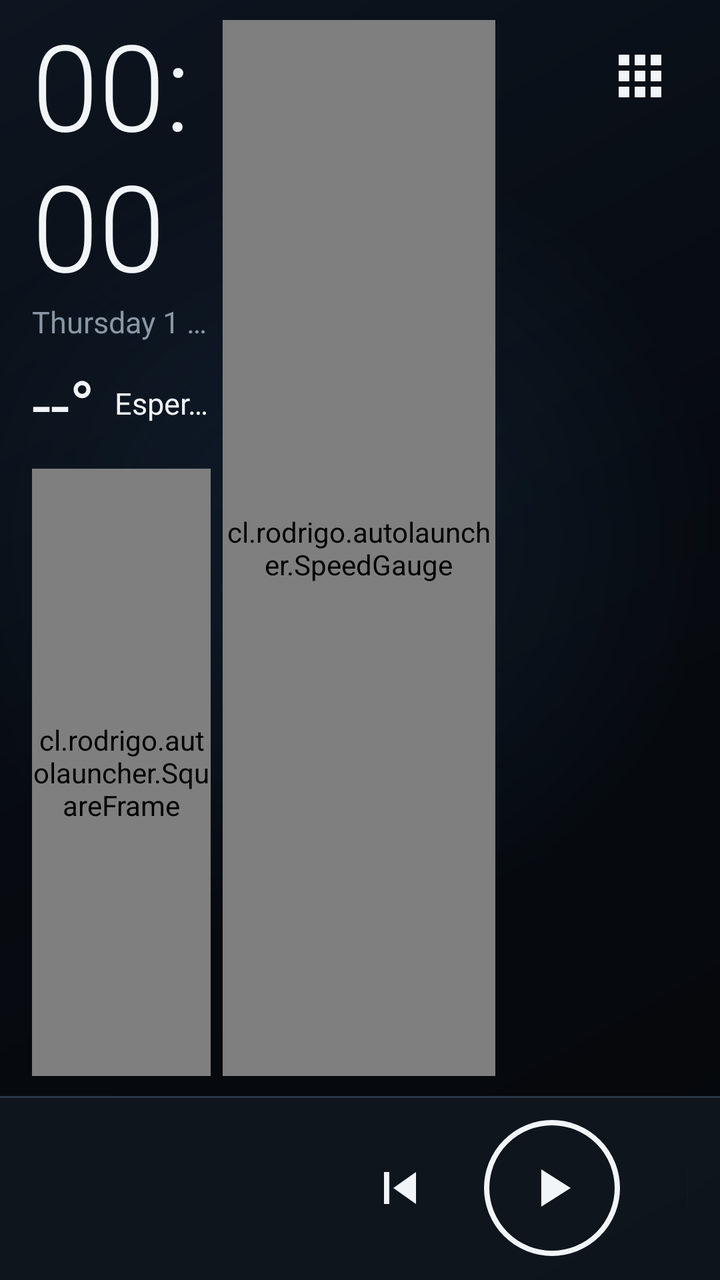
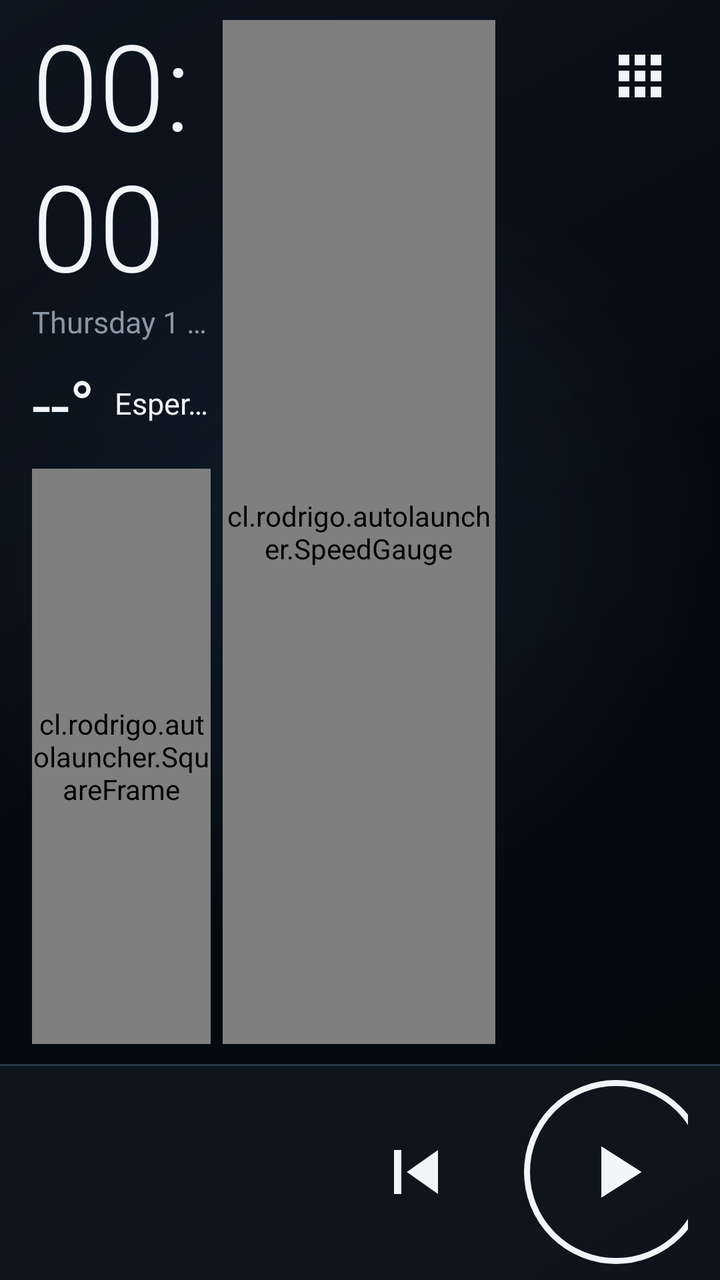

An Android layout rendered at two revisions. The XML below is the earlier revision; the diff shows what the commit changed to produce the second picture.
<!-- AndroidManifest.xml: application theme AppTheme -->
<!-- res/layout/activity_main.xml -->
<?xml version="1.0" encoding="utf-8"?>
<LinearLayout xmlns:android="http://schemas.android.com/apk/res/android"
    android:layout_width="match_parent"
    android:layout_height="match_parent"
    android:background="@drawable/bg_main"
    android:orientation="vertical">

    <LinearLayout
        android:layout_width="match_parent"
        android:layout_height="0dp"
        android:layout_weight="1"
        android:orientation="horizontal"
        android:paddingStart="16dp"
        android:paddingTop="10dp"
        android:paddingEnd="12dp"
        android:paddingBottom="10dp">

        
        <LinearLayout
            android:layout_width="0dp"
            android:layout_height="match_parent"
            android:layout_weight="0.95"
            android:orientation="vertical">

            <TextClock
                android:id="@+id/clock"
                android:layout_width="wrap_content"
                android:layout_height="wrap_content"
                android:fontFamily="sans-serif-light"
                android:format12Hour="HH:mm"
                android:format24Hour="HH:mm"
                android:includeFontPadding="false"
                android:textColor="@color/text"
                android:textSize="60sp" />

            <TextClock
                android:id="@+id/date"
                style="@style/Dim"
                android:layout_width="wrap_content"
                android:layout_height="wrap_content"
                android:format12Hour="EEEE d 'de' MMMM"
                android:format24Hour="EEEE d 'de' MMMM"
                android:textSize="15sp" />

            <LinearLayout
                android:id="@+id/weatherBox"
                android:layout_width="match_parent"
                android:layout_height="wrap_content"
                android:layout_marginTop="8dp"
                android:background="@drawable/bg_plain"
                android:gravity="center_vertical"
                android:orientation="horizontal">

                <ImageView
                    android:id="@+id/weatherIcon"
                    android:layout_width="44dp"
                    android:layout_height="44dp"
                    android:layout_marginEnd="8dp"
                    android:src="@drawable/wx_cloud"
                    android:visibility="gone" />

                <TextView
                    android:id="@+id/weatherTemp"
                    android:layout_width="wrap_content"
                    android:layout_height="wrap_content"
                    android:text="--°"
                    android:textColor="@color/text"
                    android:textSize="34sp" />

                <LinearLayout
                    android:layout_width="0dp"
                    android:layout_height="wrap_content"
                    android:layout_marginStart="10dp"
                    android:layout_weight="1"
                    android:orientation="vertical">

                    <TextView
                        android:id="@+id/weatherDesc"
                        android:layout_width="wrap_content"
                        android:layout_height="wrap_content"
                        android:ellipsize="end"
                        android:maxLines="1"
                        android:text="Esperando ubicación"
                        android:textColor="@color/text"
                        android:textSize="15sp" />

                    <TextView
                        android:id="@+id/weatherRange"
                        android:layout_width="wrap_content"
                        android:layout_height="wrap_content"
                        android:maxLines="1"
                        android:textColor="@color/text_dim"
                        android:textSize="14sp"
                        android:visibility="gone" />

                    <TextView
                        android:id="@+id/weatherPlace"
                        style="@style/Dim"
                        android:layout_width="wrap_content"
                        android:layout_height="wrap_content"
                        android:textSize="13sp"
                        android:visibility="gone" />
                </LinearLayout>
            </LinearLayout>

            <cl.rodrigo.autolauncher.SquareFrame
                android:id="@+id/musicInfo"
                android:layout_width="match_parent"
                android:layout_height="0dp"
                android:layout_marginTop="10dp"
                android:layout_weight="1"
                android:background="@drawable/bg_art"
                android:foreground="@drawable/bg_plain">

                <ImageView
                    android:id="@+id/musicArt"
                    android:layout_width="match_parent"
                    android:layout_height="match_parent"
                    android:padding="40dp"
                    android:scaleType="centerCrop"
                    android:src="@drawable/ic_music"
                    android:tint="@color/text_dim" />
            </cl.rodrigo.autolauncher.SquareFrame>
        </LinearLayout>

        
        <cl.rodrigo.autolauncher.SpeedGauge
            android:id="@+id/gauge"
            android:layout_width="0dp"
            android:layout_height="match_parent"
            android:layout_marginStart="6dp"
            android:layout_marginEnd="6dp"
            android:layout_weight="1.45" />

        
        <LinearLayout
            android:layout_width="0dp"
            android:layout_height="match_parent"
            android:layout_weight="1"
            android:orientation="vertical">

            <LinearLayout
                android:layout_width="match_parent"
                android:layout_height="wrap_content"
                android:gravity="end"
                android:orientation="horizontal">

                <ImageButton
                    android:id="@+id/btnApps"
                    android:layout_width="56dp"
                    android:layout_height="56dp"
                    android:background="@drawable/bg_round"
                    android:contentDescription="Apps"
                    android:padding="12dp"
                    android:scaleType="fitCenter"
                    android:src="@drawable/ic_apps"
                    android:tint="@color/text" />
            </LinearLayout>

            <LinearLayout
                android:id="@+id/dock"
                android:layout_width="match_parent"
                android:layout_height="0dp"
                android:layout_weight="1"
                android:orientation="vertical" />
        </LinearLayout>
    </LinearLayout>

    
    <LinearLayout
        android:layout_width="match_parent"
        android:layout_height="92dp"
        android:background="@drawable/bg_bottom"
        android:gravity="center_vertical"
        android:orientation="horizontal"
        android:paddingStart="16dp"
        android:paddingEnd="16dp">

        <LinearLayout
            android:id="@+id/musicText"
            android:layout_width="0dp"
            android:layout_height="match_parent"
            android:layout_weight="1"
            android:gravity="center_vertical"
            android:orientation="vertical">

            <TextView
                android:id="@+id/musicSource"
                android:layout_width="wrap_content"
                android:layout_height="wrap_content"
                android:drawableStart="@drawable/ic_music"
                android:drawablePadding="4dp"
                android:drawableTint="@color/accent"
                android:gravity="center_vertical"
                android:maxLines="1"
                android:text="Música"
                android:textColor="@color/accent"
                android:textSize="12sp" />

            <TextView
                android:id="@+id/musicTitle"
                android:layout_width="match_parent"
                android:layout_height="wrap_content"
                android:ellipsize="marquee"
                android:marqueeRepeatLimit="marquee_forever"
                android:singleLine="true"
                android:text="Sin reproducción"
                android:textColor="@color/text"
                android:textSize="19sp"
                android:textStyle="bold" />

            <TextView
                android:id="@+id/musicArtist"
                style="@style/Dim"
                android:layout_width="match_parent"
                android:layout_height="wrap_content"
                android:textSize="15sp" />
        </LinearLayout>

        <TextView
            android:id="@+id/musicElapsed"
            style="@style/Dim"
            android:layout_width="52dp"
            android:layout_height="wrap_content"
            android:layout_marginStart="12dp"
            android:gravity="end"
            android:textSize="15sp" />

        <ProgressBar
            android:id="@+id/musicProgress"
            style="@android:style/Widget.Material.ProgressBar.Horizontal"
            android:layout_width="0dp"
            android:layout_height="6dp"
            android:layout_marginStart="12dp"
            android:layout_marginEnd="12dp"
            android:layout_weight="0.7"
            android:max="1000"
            android:progressBackgroundTint="@color/card_stroke"
            android:progressTint="@color/accent" />

        <TextView
            android:id="@+id/musicTotal"
            style="@style/Dim"
            android:layout_width="52dp"
            android:layout_height="wrap_content"
            android:textSize="15sp" />

        <ImageButton
            android:id="@+id/btnPrev"
            android:layout_width="64dp"
            android:layout_height="64dp"
            android:layout_marginStart="12dp"
            android:background="@drawable/bg_round"
            android:contentDescription="Anterior"
            android:padding="16dp"
            android:scaleType="fitCenter"
            android:src="@drawable/ic_prev"
            android:tint="@color/text" />

        <ImageButton
            android:id="@+id/btnPlay"
            android:layout_width="68dp"
            android:layout_height="68dp"
            android:layout_marginStart="10dp"
            android:layout_marginEnd="10dp"
            android:background="@drawable/bg_circle"
            android:contentDescription="Reproducir"
            android:padding="18dp"
            android:scaleType="fitCenter"
            android:src="@drawable/ic_play"
            android:tint="@color/text" />

        <ImageButton
            android:id="@+id/btnNext"
            android:layout_width="64dp"
            android:layout_height="64dp"
            android:background="@drawable/bg_round"
            android:contentDescription="Siguiente"
            android:padding="16dp"
            android:scaleType="fitCenter"
            android:src="@drawable/ic_next"
            android:tint="@color/text" />
    </LinearLayout>
</LinearLayout>
<!-- resources referenced by this layout -->
<resources>
  <color name="accent">#3EE0B4</color>
  <color name="card_stroke">#232C38</color>
  <color name="text">#F2F5F8</color>
  <color name="text_dim">#8996A5</color>
  <!-- drawable bg_art (drawable) -->
  <?xml version="1.0" encoding="utf-8"?>
  <shape xmlns:android="http://schemas.android.com/apk/res/android">
      <solid android:color="#141A22" />
      <stroke android:width="1dp" android:color="#2A3646" />
      <corners android:radius="14dp" />
  </shape>
  <!-- drawable bg_bottom (drawable) -->
  <?xml version="1.0" encoding="utf-8"?>
  <layer-list xmlns:android="http://schemas.android.com/apk/res/android">
      <item><shape><solid android:color="#CC111821" /></shape></item>
      <item android:bottom="-2dp" android:left="-2dp" android:right="-2dp">
          <shape><stroke android:width="1dp" android:color="#2A3646" /></shape>
      </item>
  </layer-list>
  <!-- drawable bg_circle (drawable) -->
  <?xml version="1.0" encoding="utf-8"?>
  <ripple xmlns:android="http://schemas.android.com/apk/res/android" android:color="#553EE0B4">
      <item>
          <shape android:shape="oval">
              <stroke android:width="2.5dp" android:color="#F2F5F8" />
          </shape>
      </item>
  </ripple>
  <!-- drawable bg_plain (drawable) -->
  <?xml version="1.0" encoding="utf-8"?>
  <ripple xmlns:android="http://schemas.android.com/apk/res/android" android:color="#333EE0B4">
      <item android:id="@android:id/mask">
          <shape android:shape="rectangle">
              <solid android:color="#FFFFFF" />
              <corners android:radius="14dp" />
          </shape>
      </item>
  </ripple>
  <!-- drawable bg_round (drawable) -->
  <?xml version="1.0" encoding="utf-8"?>
  <ripple xmlns:android="http://schemas.android.com/apk/res/android" android:color="#553EE0B4">
      <item android:id="@android:id/mask"><shape android:shape="oval"><solid android:color="#FFFFFF" /></shape></item>
  </ripple>
  <!-- drawable ic_next (drawable) -->
  <?xml version="1.0" encoding="utf-8"?>
  <vector xmlns:android="http://schemas.android.com/apk/res/android"
      android:width="24dp" android:height="24dp"
      android:viewportWidth="24" android:viewportHeight="24">
      <path android:fillColor="#FFFFFFFF" android:pathData="M6,18l8.5,-6L6,6v12zM16,6v12h2V6h-2z" />
  </vector>
  <!-- drawable ic_play (drawable) -->
  <?xml version="1.0" encoding="utf-8"?>
  <vector xmlns:android="http://schemas.android.com/apk/res/android"
      android:width="24dp" android:height="24dp"
      android:viewportWidth="24" android:viewportHeight="24">
      <path android:fillColor="#FFFFFFFF" android:pathData="M8,5v14l11,-7z" />
  </vector>
  <!-- drawable ic_prev (drawable) -->
  <?xml version="1.0" encoding="utf-8"?>
  <vector xmlns:android="http://schemas.android.com/apk/res/android"
      android:width="24dp" android:height="24dp"
      android:viewportWidth="24" android:viewportHeight="24">
      <path android:fillColor="#FFFFFFFF" android:pathData="M6,6h2v12H6zM9.5,12l8.5,6V6z" />
  </vector>
  <!-- drawable wx_cloud (drawable) -->
  <?xml version="1.0" encoding="utf-8"?>
  <vector xmlns:android="http://schemas.android.com/apk/res/android" android:width="48dp" android:height="48dp" android:viewportWidth="24" android:viewportHeight="24"><path android:fillColor="#DCE3EA" android:pathData="M7,19H17.5A4,4 0,0 0,17.8 11A5.5,5.5 0,0 0,7.2 12.2A3.5,3.5 0,0 0,7 19Z"/></vector>
  <style name="Dim">
          <item name="android:textColor">@color/text_dim</item>
          <item name="android:textSize">16sp</item>
          <item name="android:maxLines">1</item>
          <item name="android:ellipsize">end</item>
      </style>
  <color name="bg">#0A0E13</color>
  <color name="card">#141A22</color>
  <!-- unchanged entries left out for length: 4 -->
</resources>

<!-- the commit's change to res/layout/activity_main.xml (unified diff, before → after) -->
@@ -169,7 +169,7 @@
     
     <LinearLayout
         android:layout_width="match_parent"
-        android:layout_height="92dp"
+        android:layout_height="108dp"
         android:background="@drawable/bg_bottom"
         android:gravity="center_vertical"
         android:orientation="horizontal"
@@ -195,7 +195,7 @@
                 android:maxLines="1"
                 android:text="Música"
                 android:textColor="@color/accent"
-                android:textSize="12sp" />
+                android:textSize="14sp" />
 
             <TextView
                 android:id="@+id/musicTitle"
@@ -206,7 +206,7 @@
                 android:singleLine="true"
                 android:text="Sin reproducción"
                 android:textColor="@color/text"
-                android:textSize="19sp"
+                android:textSize="25sp"
                 android:textStyle="bold" />
 
             <TextView
@@ -214,7 +214,7 @@
                 style="@style/Dim"
                 android:layout_width="match_parent"
                 android:layout_height="wrap_content"
-                android:textSize="15sp" />
+                android:textSize="18sp" />
         </LinearLayout>
 
         <TextView
@@ -233,7 +233,7 @@
             android:layout_height="6dp"
             android:layout_marginStart="12dp"
             android:layout_marginEnd="12dp"
-            android:layout_weight="0.7"
+            android:layout_weight="0.55"
             android:max="1000"
             android:progressBackgroundTint="@color/card_stroke"
             android:progressTint="@color/accent" />
@@ -247,36 +247,36 @@
 
         <ImageButton
             android:id="@+id/btnPrev"
-            android:layout_width="64dp"
-            android:layout_height="64dp"
-            android:layout_marginStart="12dp"
+            android:layout_width="84dp"
+            android:layout_height="84dp"
+            android:layout_marginStart="10dp"
             android:background="@drawable/bg_round"
             android:contentDescription="Anterior"
-            android:padding="16dp"
+            android:padding="20dp"
             android:scaleType="fitCenter"
             android:src="@drawable/ic_prev"
             android:tint="@color/text" />
 
         <ImageButton
             android:id="@+id/btnPlay"
-            android:layout_width="68dp"
-            android:layout_height="68dp"
-            android:layout_marginStart="10dp"
-            android:layout_marginEnd="10dp"
+            android:layout_width="92dp"
+            android:layout_height="92dp"
+            android:layout_marginStart="12dp"
+            android:layout_marginEnd="12dp"
             android:background="@drawable/bg_circle"
             android:contentDescription="Reproducir"
-            android:padding="18dp"
+            android:padding="24dp"
             android:scaleType="fitCenter"
             android:src="@drawable/ic_play"
             android:tint="@color/text" />
 
         <ImageButton
             android:id="@+id/btnNext"
-            android:layout_width="64dp"
-            android:layout_height="64dp"
+            android:layout_width="84dp"
+            android:layout_height="84dp"
             android:background="@drawable/bg_round"
             android:contentDescription="Siguiente"
-            android:padding="16dp"
+            android:padding="20dp"
             android:scaleType="fitCenter"
             android:src="@drawable/ic_next"
             android:tint="@color/text" />
<!-- resource entries referenced after the edit -->
@@ -24,7 +24,7 @@
   <ripple xmlns:android="http://schemas.android.com/apk/res/android" android:color="#553EE0B4">
       <item>
           <shape android:shape="oval">
-              <stroke android:width="2.5dp" android:color="#F2F5F8" />
+              <stroke android:width="3dp" android:color="#F2F5F8" />
           </shape>
       </item>
   </ripple>
